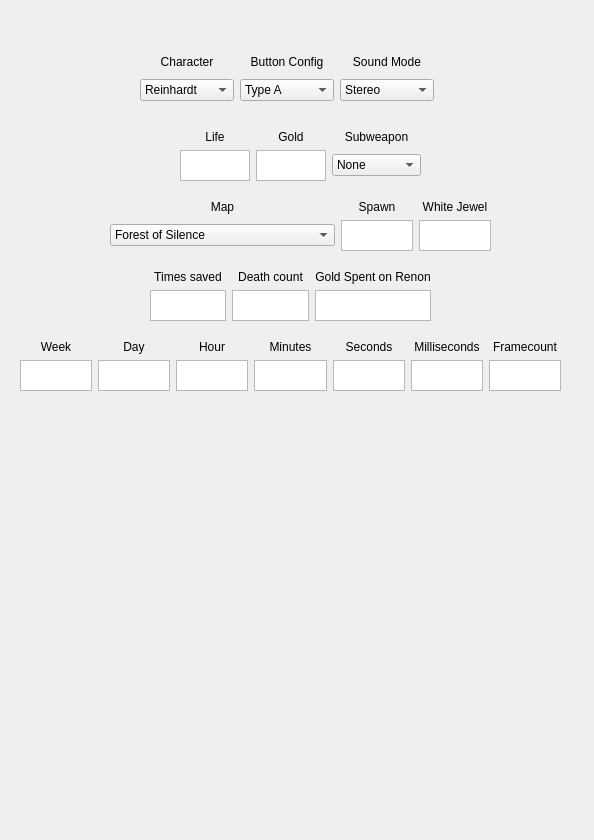
Old version of the form mainwindow.ui in the repository MoisesAPC/PPP.
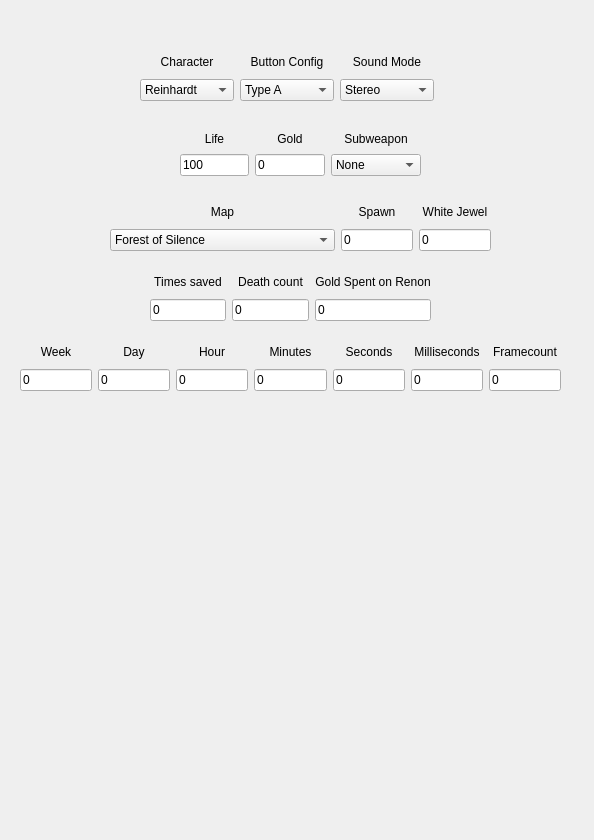
New version of the form.

Commit message: Line edit handling start

Diff of the .ui file:
```diff
--- a/mainwindow.ui
+++ b/mainwindow.ui
@@ -25,13 +25,30 @@
     </property>
     <layout class="QGridLayout" name="glTime">
      <property name="sizeConstraint">
-      <enum>QLayout::SizeConstraint::SetNoConstraint</enum>
+      <enum>QLayout::SizeConstraint::SetDefaultConstraint</enum>
      </property>
-     <item row="1" column="3">
-      <widget class="QTextEdit" name="teMinutes"/>
+     <item row="0" column="3">
+      <widget class="QLabel" name="labelMinutes">
+       <property name="acceptDrops">
+        <bool>false</bool>
+       </property>
+       <property name="text">
+        <string>Minutes</string>
+       </property>
+       <property name="alignment">
+        <set>Qt::AlignmentFlag::AlignCenter</set>
+       </property>
+      </widget>
      </item>
-     <item row="1" column="1">
-      <widget class="QTextEdit" name="teDay"/>
+     <item row="0" column="2">
+      <widget class="QLabel" name="labelHour">
+       <property name="text">
+        <string>Hour</string>
+       </property>
+       <property name="alignment">
+        <set>Qt::AlignmentFlag::AlignCenter</set>
+       </property>
+      </widget>
      </item>
      <item row="0" column="1">
       <widget class="QLabel" name="labelDay">
@@ -43,9 +60,6 @@
        </property>
       </widget>
      </item>
-     <item row="1" column="4">
-      <widget class="QTextEdit" name="teSeconds"/>
-     </item>
      <item row="0" column="4">
       <widget class="QLabel" name="labelSeconds">
        <property name="text">
@@ -56,16 +70,6 @@
        </property>
       </widget>
      </item>
-     <item row="0" column="2">
-      <widget class="QLabel" name="labelHour">
-       <property name="text">
-        <string>Hour</string>
-       </property>
-       <property name="alignment">
-        <set>Qt::AlignmentFlag::AlignCenter</set>
-       </property>
-      </widget>
-     </item>
      <item row="0" column="5">
       <widget class="QLabel" name="labelMilliseconds">
        <property name="text">
@@ -76,9 +80,6 @@
        </property>
       </widget>
      </item>
-     <item row="1" column="5">
-      <widget class="QTextEdit" name="teMilliseconds"/>
-     </item>
      <item row="0" column="0">
       <widget class="QLabel" name="labelWeek">
        <property name="layoutDirection">
@@ -95,36 +96,6 @@
        </property>
       </widget>
      </item>
-     <item row="1" column="2">
-      <widget class="QTextEdit" name="teHour"/>
-     </item>
-     <item row="1" column="0">
-      <widget class="QTextEdit" name="teWeek">
-       <property name="verticalScrollBarPolicy">
-        <enum>Qt::ScrollBarPolicy::ScrollBarAsNeeded</enum>
-       </property>
-      </widget>
-     </item>
-     <item row="0" column="3">
-      <widget class="QLabel" name="labelMinutes">
-       <property name="acceptDrops">
-        <bool>false</bool>
-       </property>
-       <property name="text">
-        <string>Minutes</string>
-       </property>
-       <property name="alignment">
-        <set>Qt::AlignmentFlag::AlignCenter</set>
-       </property>
-      </widget>
-     </item>
-     <item row="1" column="6">
-      <widget class="QTextEdit" name="teFramecount">
-       <property name="verticalScrollBarPolicy">
-        <enum>Qt::ScrollBarPolicy::ScrollBarAsNeeded</enum>
-       </property>
-      </widget>
-     </item>
      <item row="0" column="6">
       <widget class="QLabel" name="labelFramecount">
        <property name="layoutDirection">
@@ -141,6 +112,55 @@
        </property>
       </widget>
      </item>
+     <item row="1" column="0">
+      <widget class="QLineEdit" name="leWeek">
+       <property name="text">
+        <string>0</string>
+       </property>
+      </widget>
+     </item>
+     <item row="1" column="1">
+      <widget class="QLineEdit" name="leDay">
+       <property name="text">
+        <string>0</string>
+       </property>
+      </widget>
+     </item>
+     <item row="1" column="2">
+      <widget class="QLineEdit" name="leHour">
+       <property name="text">
+        <string>0</string>
+       </property>
+      </widget>
+     </item>
+     <item row="1" column="3">
+      <widget class="QLineEdit" name="leMinutes">
+       <property name="text">
+        <string>0</string>
+       </property>
+      </widget>
+     </item>
+     <item row="1" column="4">
+      <widget class="QLineEdit" name="leSeconds">
+       <property name="text">
+        <string>0</string>
+       </property>
+      </widget>
+     </item>
+     <item row="1" column="5">
+      <widget class="QLineEdit" name="leMilliseconds">
+       <property name="text">
+        <string>0</string>
+       </property>
+      </widget>
+     </item>
+     <item row="1" column="6">
+      <widget class="QLineEdit" name="leFrameCount">
+       <property name="text">
+        <string>0</string>
+       </property>
+      </widget>
+     </item>
     </layout>
    </widget>
    <widget class="QWidget" name="gridLayoutWidget_2">
@@ -244,20 +264,13 @@
       <x>180</x>
       <y>130</y>
       <width>241</width>
-      <height>51</height>
+      <height>46</height>
      </rect>
     </property>
     <layout class="QGridLayout" name="glLife">
      <property name="sizeConstraint">
-      <enum>QLayout::SizeConstraint::SetNoConstraint</enum>
+      <enum>QLayout::SizeConstraint::SetDefaultConstraint</enum>
      </property>
-     <item row="1" column="0">
-      <widget class="QTextEdit" name="teLife">
-       <property name="verticalScrollBarPolicy">
-        <enum>Qt::ScrollBarPolicy::ScrollBarAsNeeded</enum>
-       </property>
-      </widget>
-     </item>
      <item row="0" column="0">
       <widget class="QLabel" name="labelLife">
        <property name="layoutDirection">
@@ -274,13 +287,6 @@
        </property>
       </widget>
      </item>
-     <item row="1" column="1">
-      <widget class="QTextEdit" name="teLife_2">
-       <property name="verticalScrollBarPolicy">
-        <enum>Qt::ScrollBarPolicy::ScrollBarAsNeeded</enum>
-       </property>
-      </widget>
-     </item>
      <item row="0" column="1">
       <widget class="QLabel" name="labelGold">
        <property name="layoutDirection">
@@ -342,6 +348,20 @@
        </item>
       </widget>
      </item>
+     <item row="1" column="0">
+      <widget class="QLineEdit" name="leLife">
+       <property name="text">
+        <string>100</string>
+       </property>
+      </widget>
+     </item>
+     <item row="1" column="1">
+      <widget class="QLineEdit" name="leGold">
+       <property name="text">
+        <string>0</string>
+       </property>
+      </widget>
+     </item>
     </layout>
    </widget>
    <widget class="QWidget" name="gridLayoutWidget_4">
@@ -355,7 +375,7 @@
     </property>
     <layout class="QGridLayout" name="glMap">
      <property name="sizeConstraint">
-      <enum>QLayout::SizeConstraint::SetNoConstraint</enum>
+      <enum>QLayout::SizeConstraint::SetDefaultConstraint</enum>
      </property>
      <item row="0" column="1">
       <widget class="QLabel" name="labelSpawn">
@@ -373,13 +393,6 @@
        </property>
       </widget>
      </item>
-     <item row="2" column="1">
-      <widget class="QTextEdit" name="teSpawn">
-       <property name="verticalScrollBarPolicy">
-        <enum>Qt::ScrollBarPolicy::ScrollBarAsNeeded</enum>
-       </property>
-      </widget>
-     </item>
      <item row="0" column="2">
       <widget class="QLabel" name="labelSaveCrystal">
        <property name="layoutDirection">
@@ -396,13 +409,6 @@
        </property>
       </widget>
      </item>
-     <item row="2" column="2">
-      <widget class="QTextEdit" name="teWhiteJewel">
-       <property name="verticalScrollBarPolicy">
-        <enum>Qt::ScrollBarPolicy::ScrollBarAsNeeded</enum>
-       </property>
-      </widget>
-     </item>
      <item row="0" column="0">
       <widget class="QLabel" name="labelMap">
        <property name="layoutDirection">
@@ -573,6 +579,20 @@
        </item>
       </widget>
      </item>
+     <item row="2" column="2">
+      <widget class="QLineEdit" name="leWhiteJewel">
+       <property name="text">
+        <string>0</string>
+       </property>
+      </widget>
+     </item>
+     <item row="2" column="1">
+      <widget class="QLineEdit" name="leSpawn">
+       <property name="text">
+        <string>0</string>
+       </property>
+      </widget>
+     </item>
     </layout>
    </widget>
    <widget class="QWidget" name="gridLayoutWidget_5">
@@ -586,24 +606,8 @@
     </property>
     <layout class="QGridLayout" name="glMisc">
      <property name="sizeConstraint">
-      <enum>QLayout::SizeConstraint::SetNoConstraint</enum>
+      <enum>QLayout::SizeConstraint::SetDefaultConstraint</enum>
      </property>
-     <item row="0" column="0">
-      <widget class="QLabel" name="labelTimesSaved">
-       <property name="layoutDirection">
-        <enum>Qt::LayoutDirection::LeftToRight</enum>
-       </property>
-       <property name="text">
-        <string>Times saved</string>
-       </property>
-       <property name="textFormat">
-        <enum>Qt::TextFormat::AutoText</enum>
-       </property>
-       <property name="alignment">
-        <set>Qt::AlignmentFlag::AlignCenter</set>
-       </property>
-      </widget>
-     </item>
      <item row="0" column="2">
       <widget class="QLabel" name="labelGoldRenon">
        <property name="layoutDirection">
@@ -620,16 +624,22 @@
        </property>
       </widget>
      </item>
-     <item row="1" column="2">
-      <widget class="QTextEdit" name="teGoldRenon">
-       <property name="verticalScrollBarPolicy">
-        <enum>Qt::ScrollBarPolicy::ScrollBarAsNeeded</enum>
+     <item row="0" column="0">
+      <widget class="QLabel" name="labelTimesSaved">
+       <property name="layoutDirection">
+        <enum>Qt::LayoutDirection::LeftToRight</enum>
+       </property>
+       <property name="text">
+        <string>Times saved</string>
+       </property>
+       <property name="textFormat">
+        <enum>Qt::TextFormat::AutoText</enum>
+       </property>
+       <property name="alignment">
+        <set>Qt::AlignmentFlag::AlignCenter</set>
        </property>
       </widget>
      </item>
-     <item row="1" column="1">
-      <widget class="QTextEdit" name="teDeathCount"/>
-     </item>
      <item row="0" column="1">
       <widget class="QLabel" name="labelDeathCount">
        <property name="text">
@@ -641,7 +651,25 @@
       </widget>
      </item>
      <item row="1" column="0">
-      <widget class="QTextEdit" name="teTimesSaved"/>
+      <widget class="QLineEdit" name="leTimesSaved">
+       <property name="text">
+        <string>0</string>
+       </property>
+      </widget>
+     </item>
+     <item row="1" column="1">
+      <widget class="QLineEdit" name="leDeathCount">
+       <property name="text">
+        <string>0</string>
+       </property>
+      </widget>
+     </item>
+     <item row="1" column="2">
+      <widget class="QLineEdit" name="leGoldRenon">
+       <property name="text">
+        <string>0</string>
+       </property>
+      </widget>
      </item>
     </layout>
    </widget>
```
The commit also changes 2 other files.
